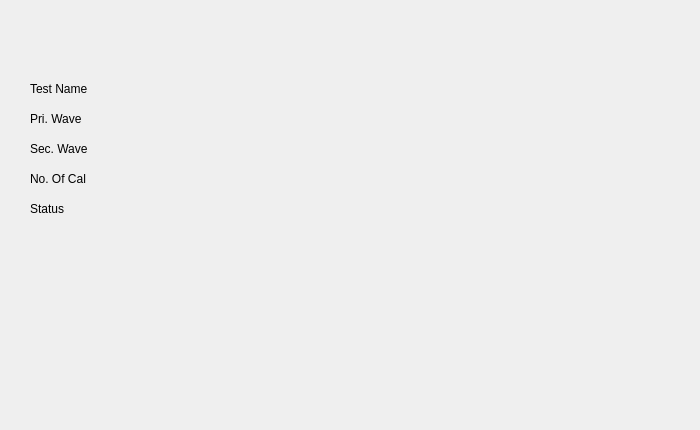
First picture: the form in dialog.ui, repository srikrishnan90/ELISAREADER, before the edit.
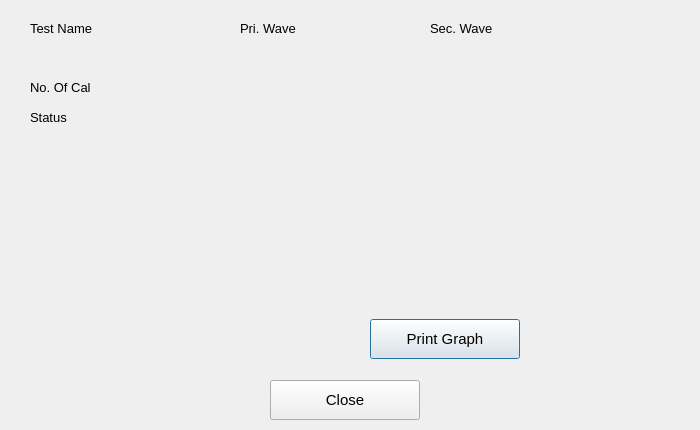
Second picture: the form after the edit.

```diff
--- a/dialog.ui
+++ b/dialog.ui
@@ -17,54 +17,15 @@
    <property name="geometry">
     <rect>
      <x>10</x>
-     <y>50</y>
+     <y>59</y>
      <width>680</width>
-     <height>370</height>
+     <height>311</height>
     </rect>
    </property>
    <property name="currentIndex">
     <number>1</number>
    </property>
    <widget class="QWidget" name="page">
-    <widget class="QLabel" name="label">
-     <property name="geometry">
-      <rect>
-       <x>20</x>
-       <y>30</y>
-       <width>81</width>
-       <height>17</height>
-      </rect>
-     </property>
-     <property name="text">
-      <string>Test Name</string>
-     </property>
-    </widget>
-    <widget class="QLabel" name="label_2">
-     <property name="geometry">
-      <rect>
-       <x>20</x>
-       <y>60</y>
-       <width>81</width>
-       <height>17</height>
-      </rect>
-     </property>
-     <property name="text">
-      <string>Pri. Wave</string>
-     </property>
-    </widget>
-    <widget class="QLabel" name="label_3">
-     <property name="geometry">
-      <rect>
-       <x>20</x>
-       <y>90</y>
-       <width>81</width>
-       <height>17</height>
-      </rect>
-     </property>
-     <property name="text">
-      <string>Sec. Wave</string>
-     </property>
-    </widget>
     <widget class="QLabel" name="label_4">
      <property name="geometry">
       <rect>
@@ -106,65 +67,31 @@
     </widget>
    </widget>
    <widget class="QWidget" name="page_2">
-    <widget class="QLabel" name="label_6">
-     <property name="geometry">
-      <rect>
-       <x>20</x>
-       <y>90</y>
-       <width>81</width>
-       <height>17</height>
-      </rect>
-     </property>
-     <property name="text">
-      <string>Sec. Wave</string>
-     </property>
-    </widget>
     <widget class="QLabel" name="label_7">
      <property name="geometry">
       <rect>
        <x>20</x>
-       <y>120</y>
+       <y>20</y>
        <width>81</width>
        <height>17</height>
       </rect>
      </property>
+     <property name="font">
+      <font>
+       <pointsize>10</pointsize>
+      </font>
+     </property>
      <property name="text">
       <string>No. Of Cal</string>
      </property>
     </widget>
-    <widget class="QLabel" name="label_9">
-     <property name="geometry">
-      <rect>
-       <x>20</x>
-       <y>30</y>
-       <width>81</width>
-       <height>17</height>
-      </rect>
-     </property>
-     <property name="text">
-      <string>Test Name</string>
-     </property>
-    </widget>
-    <widget class="QLabel" name="label_10">
-     <property name="geometry">
-      <rect>
-       <x>20</x>
-       <y>60</y>
-       <width>81</width>
-       <height>17</height>
-      </rect>
-     </property>
-     <property name="text">
-      <string>Pri. Wave</string>
-     </property>
-    </widget>
     <widget class="QWidget" name="verticalLayoutWidget">
      <property name="geometry">
       <rect>
-       <x>250</x>
-       <y>20</y>
-       <width>401</width>
-       <height>251</height>
+       <x>230</x>
+       <y>10</y>
+       <width>421</width>
+       <height>241</height>
       </rect>
      </property>
      <layout class="QVBoxLayout" name="verticalLayout"/>
@@ -173,16 +100,257 @@
      <property name="geometry">
       <rect>
        <x>20</x>
-       <y>150</y>
+       <y>50</y>
        <width>81</width>
        <height>17</height>
       </rect>
      </property>
+     <property name="font">
+      <font>
+       <pointsize>10</pointsize>
+      </font>
+     </property>
      <property name="text">
       <string>Status</string>
      </property>
     </widget>
+    <widget class="QLabel" name="label_22">
+     <property name="geometry">
+      <rect>
+       <x>120</x>
+       <y>20</y>
+       <width>81</width>
+       <height>17</height>
+      </rect>
+     </property>
+     <property name="font">
+      <font>
+       <pointsize>10</pointsize>
+      </font>
+     </property>
+     <property name="text">
+      <string/>
+     </property>
+    </widget>
+    <widget class="QLabel" name="label_23">
+     <property name="geometry">
+      <rect>
+       <x>120</x>
+       <y>50</y>
+       <width>81</width>
+       <height>17</height>
+      </rect>
+     </property>
+     <property name="font">
+      <font>
+       <pointsize>10</pointsize>
+      </font>
+     </property>
+     <property name="text">
+      <string/>
+     </property>
+    </widget>
+    <widget class="QPushButton" name="pushButton">
+     <property name="geometry">
+      <rect>
+       <x>360</x>
+       <y>260</y>
+       <width>150</width>
+       <height>40</height>
+      </rect>
+     </property>
+     <property name="font">
+      <font>
+       <pointsize>11</pointsize>
+      </font>
+     </property>
+     <property name="text">
+      <string>Print Graph</string>
+     </property>
+    </widget>
    </widget>
+   <widget class="QWidget" name="page_3">
+    <widget class="QLabel" name="label_26">
+     <property name="geometry">
+      <rect>
+       <x>120</x>
+       <y>30</y>
+       <width>81</width>
+       <height>17</height>
+      </rect>
+     </property>
+     <property name="font">
+      <font>
+       <pointsize>10</pointsize>
+      </font>
+     </property>
+     <property name="text">
+      <string/>
+     </property>
+    </widget>
+    <widget class="QLabel" name="label_27">
+     <property name="geometry">
+      <rect>
+       <x>120</x>
+       <y>90</y>
+       <width>81</width>
+       <height>17</height>
+      </rect>
+     </property>
+     <property name="font">
+      <font>
+       <pointsize>10</pointsize>
+      </font>
+     </property>
+     <property name="text">
+      <string/>
+     </property>
+    </widget>
+    <widget class="QLabel" name="label_28">
+     <property name="geometry">
+      <rect>
+       <x>120</x>
+       <y>60</y>
+       <width>81</width>
+       <height>17</height>
+      </rect>
+     </property>
+     <property name="font">
+      <font>
+       <pointsize>10</pointsize>
+      </font>
+     </property>
+     <property name="text">
+      <string/>
+     </property>
+    </widget>
+   </widget>
+  </widget>
+  <widget class="QPushButton" name="pushButton_2">
+   <property name="geometry">
+    <rect>
+     <x>270</x>
+     <y>380</y>
+     <width>150</width>
+     <height>40</height>
+    </rect>
+   </property>
+   <property name="font">
+    <font>
+     <pointsize>11</pointsize>
+    </font>
+   </property>
+   <property name="text">
+    <string>Close</string>
+   </property>
+  </widget>
+  <widget class="QLabel" name="label_8">
+   <property name="geometry">
+    <rect>
+     <x>130</x>
+     <y>20</y>
+     <width>91</width>
+     <height>17</height>
+    </rect>
+   </property>
+   <property name="font">
+    <font>
+     <pointsize>10</pointsize>
+    </font>
+   </property>
+   <property name="text">
+    <string/>
+   </property>
+  </widget>
+  <widget class="QLabel" name="label">
+   <property name="geometry">
+    <rect>
+     <x>30</x>
+     <y>20</y>
+     <width>81</width>
+     <height>17</height>
+    </rect>
+   </property>
+   <property name="font">
+    <font>
+     <pointsize>10</pointsize>
+    </font>
+   </property>
+   <property name="text">
+    <string>Test Name</string>
+   </property>
+  </widget>
+  <widget class="QLabel" name="label_13">
+   <property name="geometry">
+    <rect>
+     <x>330</x>
+     <y>20</y>
+     <width>81</width>
+     <height>17</height>
+    </rect>
+   </property>
+   <property name="font">
+    <font>
+     <pointsize>10</pointsize>
+    </font>
+   </property>
+   <property name="text">
+    <string/>
+   </property>
+  </widget>
+  <widget class="QLabel" name="label_2">
+   <property name="geometry">
+    <rect>
+     <x>240</x>
+     <y>20</y>
+     <width>81</width>
+     <height>17</height>
+    </rect>
+   </property>
+   <property name="font">
+    <font>
+     <pointsize>10</pointsize>
+    </font>
+   </property>
+   <property name="text">
+    <string>Pri. Wave</string>
+   </property>
+  </widget>
+  <widget class="QLabel" name="label_14">
+   <property name="geometry">
+    <rect>
+     <x>530</x>
+     <y>20</y>
+     <width>81</width>
+     <height>17</height>
+    </rect>
+   </property>
+   <property name="font">
+    <font>
+     <pointsize>10</pointsize>
+    </font>
+   </property>
+   <property name="text">
+    <string/>
+   </property>
+  </widget>
+  <widget class="QLabel" name="label_3">
+   <property name="geometry">
+    <rect>
+     <x>430</x>
+     <y>20</y>
+     <width>81</width>
+     <height>17</height>
+    </rect>
+   </property>
+   <property name="font">
+    <font>
+     <pointsize>10</pointsize>
+    </font>
+   </property>
+   <property name="text">
+    <string>Sec. Wave</string>
+   </property>
   </widget>
  </widget>
  <resources/>
```
Left out of the diff: 75 changed lines with no effect on the pictures.
